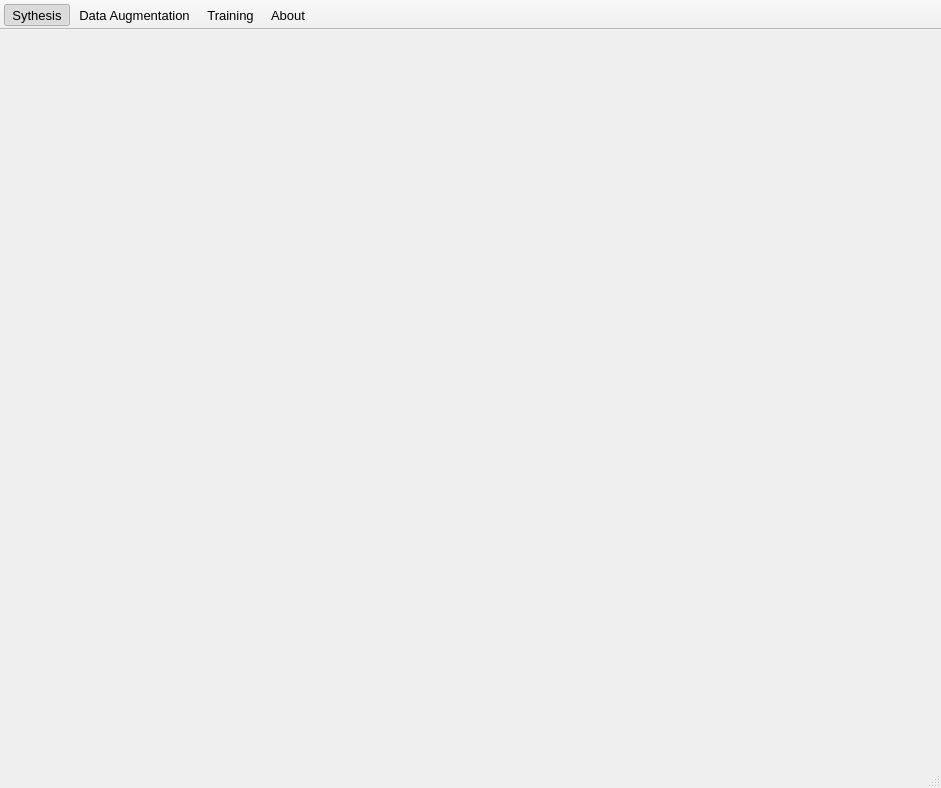
Qt form ui/qtDesigner/mainWindow.ui (DennisSentler/kwsCoach) before a commit.
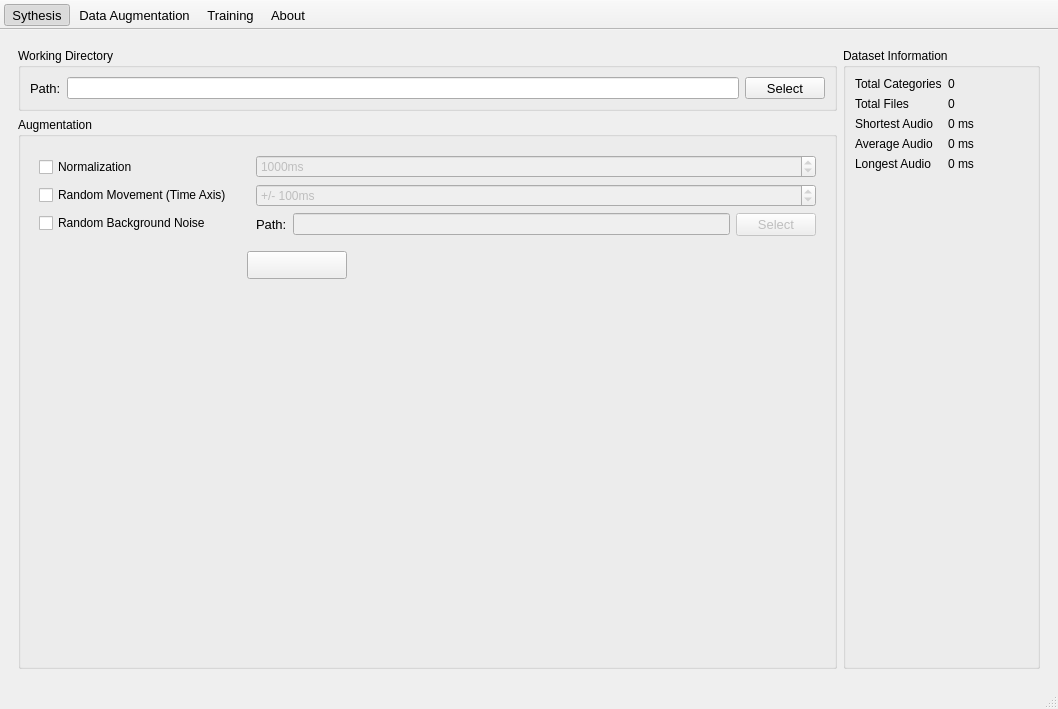
The same form after that commit. The open tabs and pages were chosen to show the change. Icons and pictures are not drawn.

Diff of the .ui file:
```diff
--- a/ui/qtDesigner/mainWindow.ui
+++ b/ui/qtDesigner/mainWindow.ui
@@ -9,8 +9,8 @@
    <rect>
     <x>0</x>
     <y>0</y>
-    <width>941</width>
-    <height>788</height>
+    <width>1058</width>
+    <height>709</height>
    </rect>
   </property>
   <property name="contextMenuPolicy">
@@ -745,7 +745,403 @@
         </item>
        </layout>
       </widget>
-      <widget class="QWidget" name="augmentation_page"/>
+      <widget class="QWidget" name="augmentation_page">
+       <layout class="QGridLayout" name="gridLayout_20">
+        <item row="0" column="0">
+         <layout class="QGridLayout" name="gridLayout_17">
+          <item row="0" column="0">
+           <widget class="QGroupBox" name="dir_box_2">
+            <property name="sizePolicy">
+             <sizepolicy hsizetype="Expanding" vsizetype="Maximum">
+              <horstretch>10</horstretch>
+              <verstretch>0</verstretch>
+             </sizepolicy>
+            </property>
+            <property name="title">
+             <string>Working Directory</string>
+            </property>
+            <layout class="QGridLayout" name="gridLayout_14" rowstretch="0">
+             <property name="sizeConstraint">
+              <enum>QLayout::SetMaximumSize</enum>
+             </property>
+             <item row="0" column="1">
+              <widget class="QLineEdit" name="dataset_path_input_text"/>
+             </item>
+             <item row="0" column="2">
+              <widget class="QPushButton" name="select_dataset_path_button_2">
+               <property name="font">
+                <font>
+                 <pointsize>10</pointsize>
+                </font>
+               </property>
+               <property name="text">
+                <string>Select</string>
+               </property>
+              </widget>
+             </item>
+             <item row="0" column="0">
+              <widget class="QLabel" name="path_text_2">
+               <property name="font">
+                <font>
+                 <pointsize>10</pointsize>
+                </font>
+               </property>
+               <property name="text">
+                <string>Path:</string>
+               </property>
+              </widget>
+             </item>
+            </layout>
+           </widget>
+          </item>
+          <item row="1" column="0">
+           <widget class="QGroupBox" name="groupBox_2">
+            <property name="title">
+             <string>Augmentation</string>
+            </property>
+            <layout class="QFormLayout" name="formLayout">
+             <item row="0" column="0">
+              <widget class="QFrame" name="frame_3">
+               <property name="sizePolicy">
+                <sizepolicy hsizetype="Maximum" vsizetype="Preferred">
+                 <horstretch>0</horstretch>
+                 <verstretch>0</verstretch>
+                </sizepolicy>
+               </property>
+               <property name="frameShape">
+                <enum>QFrame::NoFrame</enum>
+               </property>
+               <property name="frameShadow">
+                <enum>QFrame::Raised</enum>
+               </property>
+               <property name="lineWidth">
+                <number>0</number>
+               </property>
+               <layout class="QVBoxLayout" name="verticalLayout_3">
+                <item>
+                 <widget class="QCheckBox" name="normalization_checkBox">
+                  <property name="toolTip">
+                   <string>This option adjusts all your audio files to a defined length in milliseconds. Be sure to choose a size greater than the minimal length of your longest audio.</string>
+                  </property>
+                  <property name="text">
+                   <string>Normalization</string>
+                  </property>
+                 </widget>
+                </item>
+                <item>
+                 <widget class="QCheckBox" name="rand_move_checkBox">
+                  <property name="toolTip">
+                   <string>This option moves the audio content on the Timeline. Either left or right. It randomly chooses a shift up to your defined maximum amount.</string>
+                  </property>
+                  <property name="text">
+                   <string>Random Movement (Time Axis)</string>
+                  </property>
+                 </widget>
+                </item>
+                <item>
+                 <widget class="QCheckBox" name="rand_background_checkBox">
+                  <property name="toolTip">
+                   <string>This option adds random background noise to your clean audio content. Choose this option only if you know that your dataset contains no background noise.</string>
+                  </property>
+                  <property name="text">
+                   <string>Random Background Noise</string>
+                  </property>
+                 </widget>
+                </item>
+               </layout>
+              </widget>
+             </item>
+             <item row="0" column="1">
+              <widget class="QFrame" name="frame_4">
+               <property name="frameShape">
+                <enum>QFrame::NoFrame</enum>
+               </property>
+               <property name="frameShadow">
+                <enum>QFrame::Raised</enum>
+               </property>
+               <property name="lineWidth">
+                <number>0</number>
+               </property>
+               <layout class="QVBoxLayout" name="verticalLayout_5">
+                <item>
+                 <widget class="QSpinBox" name="normalization_dial">
+                  <property name="enabled">
+                   <bool>false</bool>
+                  </property>
+                  <property name="sizePolicy">
+                   <sizepolicy hsizetype="Minimum" vsizetype="Fixed">
+                    <horstretch>0</horstretch>
+                    <verstretch>0</verstretch>
+                   </sizepolicy>
+                  </property>
+                  <property name="minimumSize">
+                   <size>
+                    <width>100</width>
+                    <height>0</height>
+                   </size>
+                  </property>
+                  <property name="toolTip">
+                   <string>This option adjusts all your audio files to a defined length in milliseconds. Be sure to choose a size greater than the minimal length of your longest audio.</string>
+                  </property>
+                  <property name="frame">
+                   <bool>true</bool>
+                  </property>
+                  <property name="buttonSymbols">
+                   <enum>QAbstractSpinBox::UpDownArrows</enum>
+                  </property>
+                  <property name="suffix">
+                   <string>ms</string>
+                  </property>
+                  <property name="minimum">
+                   <number>100</number>
+                  </property>
+                  <property name="maximum">
+                   <number>10000</number>
+                  </property>
+                  <property name="singleStep">
+                   <number>100</number>
+                  </property>
+                  <property name="value">
+                   <number>1000</number>
+                  </property>
+                 </widget>
+                </item>
+                <item>
+                 <widget class="QSpinBox" name="rand_move_dial">
+                  <property name="enabled">
+                   <bool>false</bool>
+                  </property>
+                  <property name="toolTip">
+                   <string>This option moves the audio content on the Timeline. Either left or right. It randomly chooses a shift up to your defined maximum amount.</string>
+                  </property>
+                  <property name="suffix">
+                   <string>ms</string>
+                  </property>
+                  <property name="prefix">
+                   <string>+/- </string>
+                  </property>
+                  <property name="maximum">
+                   <number>10000</number>
+                  </property>
+                  <property name="singleStep">
+                   <number>100</number>
+                  </property>
+                  <property name="value">
+                   <number>100</number>
+                  </property>
+                  <property name="displayIntegerBase">
+                   <number>10</number>
+                  </property>
+                 </widget>
+                </item>
+                <item>
+                 <layout class="QHBoxLayout" name="horizontalLayout_3">
+                  <item>
+                   <widget class="QLabel" name="path_text_3">
+                    <property name="font">
+                     <font>
+                      <pointsize>10</pointsize>
+                     </font>
+                    </property>
+                    <property name="text">
+                     <string>Path:</string>
+                    </property>
+                   </widget>
+                  </item>
+                  <item>
+                   <widget class="QLineEdit" name="path_background_input">
+                    <property name="enabled">
+                     <bool>false</bool>
+                    </property>
+                   </widget>
+                  </item>
+                  <item>
+                   <widget class="QPushButton" name="path_background_button">
+                    <property name="enabled">
+                     <bool>false</bool>
+                    </property>
+                    <property name="font">
+                     <font>
+                      <pointsize>10</pointsize>
+                     </font>
+                    </property>
+                    <property name="text">
+                     <string>Select</string>
+                    </property>
+                   </widget>
+                  </item>
+                 </layout>
+                </item>
+               </layout>
+              </widget>
+             </item>
+             <item row="1" column="1">
+              <widget class="QPushButton" name="pushButton">
+               <property name="sizePolicy">
+                <sizepolicy hsizetype="Preferred" vsizetype="Preferred">
+                 <horstretch>0</horstretch>
+                 <verstretch>0</verstretch>
+                </sizepolicy>
+               </property>
+               <property name="minimumSize">
+                <size>
+                 <width>0</width>
+                 <height>28</height>
+                </size>
+               </property>
+               <property name="maximumSize">
+                <size>
+                 <width>100</width>
+                 <height>100</height>
+                </size>
+               </property>
+               <property name="autoFillBackground">
+                <bool>false</bool>
+               </property>
+               <property name="text">
+                <string/>
+               </property>
+               <property name="icon">
+                <iconset resource="resources/ui.resources.qrc">
+                 <normaloff>:/icons8/icons8/refresh_30px_white.png</normaloff>:/icons8/icons8/refresh_30px_white.png</iconset>
+               </property>
+               <property name="iconSize">
+                <size>
+                 <width>20</width>
+                 <height>20</height>
+                </size>
+               </property>
+               <property name="flat">
+                <bool>false</bool>
+               </property>
+              </widget>
+             </item>
+            </layout>
+           </widget>
+          </item>
+         </layout>
+        </item>
+        <item row="0" column="1">
+         <layout class="QGridLayout" name="gridLayout_19">
+          <item row="0" column="0">
+           <widget class="QGroupBox" name="groupBox">
+            <property name="sizePolicy">
+             <sizepolicy hsizetype="Minimum" vsizetype="Minimum">
+              <horstretch>0</horstretch>
+              <verstretch>0</verstretch>
+             </sizepolicy>
+            </property>
+            <property name="title">
+             <string>Dataset Information</string>
+            </property>
+            <layout class="QFormLayout" name="formLayout_2">
+             <item row="0" column="0">
+              <widget class="QLabel" name="label_2">
+               <property name="text">
+                <string>Total Categories</string>
+               </property>
+              </widget>
+             </item>
+             <item row="0" column="1">
+              <widget class="QLabel" name="num_categories_label">
+               <property name="minimumSize">
+                <size>
+                 <width>80</width>
+                 <height>0</height>
+                </size>
+               </property>
+               <property name="text">
+                <string>0</string>
+               </property>
+              </widget>
+             </item>
+             <item row="1" column="0">
+              <widget class="QLabel" name="label_4">
+               <property name="text">
+                <string>Total Files</string>
+               </property>
+              </widget>
+             </item>
+             <item row="1" column="1">
+              <widget class="QLabel" name="num_files_label">
+               <property name="minimumSize">
+                <size>
+                 <width>80</width>
+                 <height>0</height>
+                </size>
+               </property>
+               <property name="text">
+                <string>0</string>
+               </property>
+              </widget>
+             </item>
+             <item row="2" column="0">
+              <widget class="QLabel" name="label_5">
+               <property name="text">
+                <string>Shortest Audio</string>
+               </property>
+              </widget>
+             </item>
+             <item row="2" column="1">
+              <widget class="QLabel" name="shortest_audio_length_label">
+               <property name="minimumSize">
+                <size>
+                 <width>80</width>
+                 <height>0</height>
+                </size>
+               </property>
+               <property name="text">
+                <string>0 ms</string>
+               </property>
+              </widget>
+             </item>
+             <item row="3" column="0">
+              <widget class="QLabel" name="label_6">
+               <property name="text">
+                <string>Average Audio</string>
+               </property>
+              </widget>
+             </item>
+             <item row="3" column="1">
+              <widget class="QLabel" name="average_audio_length_label">
+               <property name="minimumSize">
+                <size>
+                 <width>80</width>
+                 <height>0</height>
+                </size>
+               </property>
+               <property name="text">
+                <string>0 ms</string>
+               </property>
+              </widget>
+             </item>
+             <item row="4" column="0">
+              <widget class="QLabel" name="label_11">
+               <property name="text">
+                <string>Longest Audio</string>
+               </property>
+              </widget>
+             </item>
+             <item row="4" column="1">
+              <widget class="QLabel" name="longest_audio_length_label">
+               <property name="minimumSize">
+                <size>
+                 <width>80</width>
+                 <height>0</height>
+                </size>
+               </property>
+               <property name="text">
+                <string>0 ms</string>
+               </property>
+              </widget>
+             </item>
+            </layout>
+           </widget>
+          </item>
+         </layout>
+        </item>
+       </layout>
+      </widget>
       <widget class="QWidget" name="training_page"/>
      </widget>
     </item>
```
Left out of the diff: 106 changed lines with no effect on the pictures.
